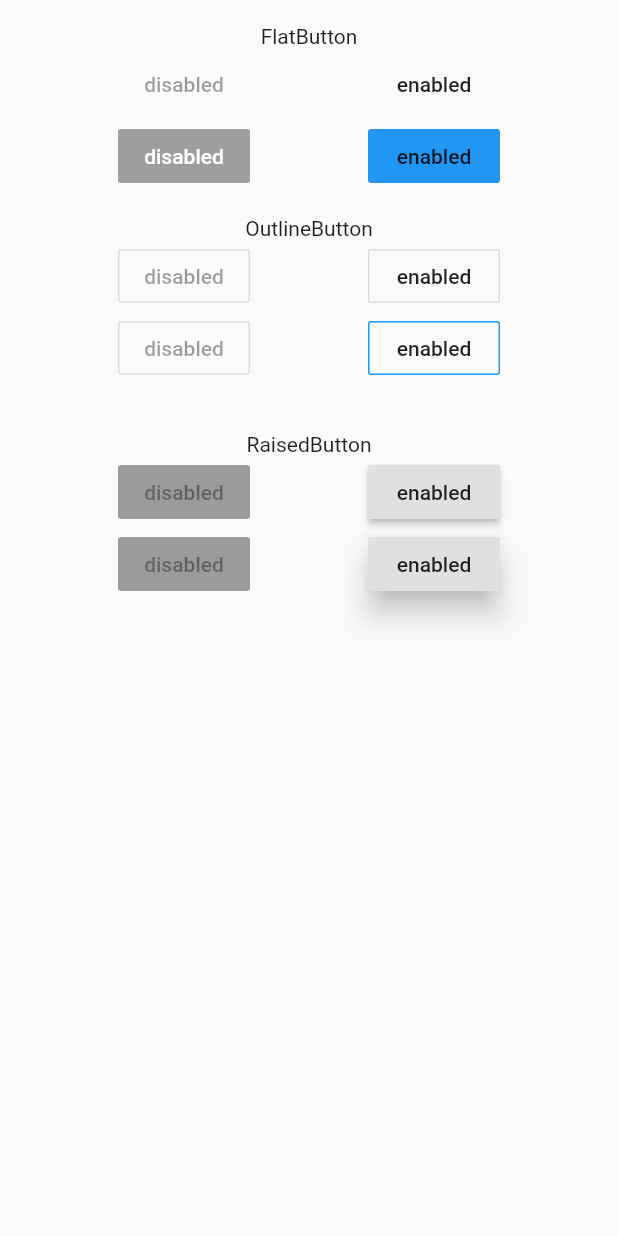
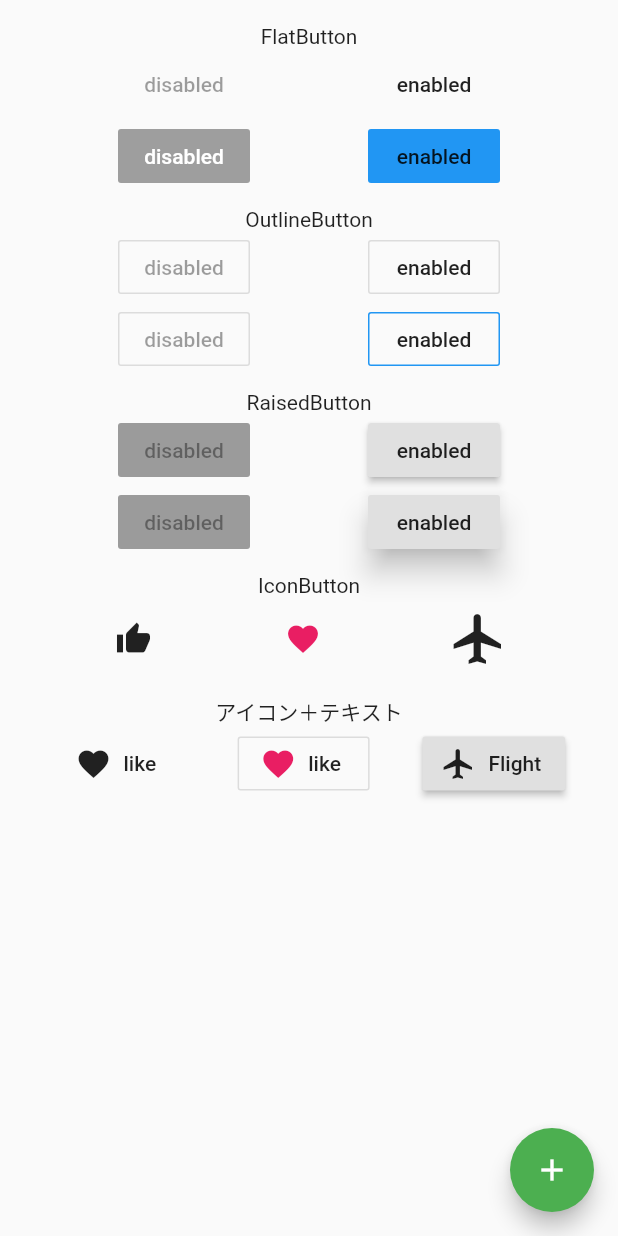
Before and after one commit to yushi1999/FlutterTest, a Flutter app: the screen it shows after launch, on a phone screen of 412 x 824 dp. Run offline on Flutter 3.47's test engine with Material 2 defaults, Android fonts, the phone set to English and light mode, and no system bars.

Commit message:
button処理２

```diff
--- a/myapp/lib/main.dart
+++ b/myapp/lib/main.dart
@@ -47,7 +47,7 @@ class MyApp extends StatelessWidget {
               ],
             ),
             Container(
-              padding: EdgeInsets.only(top: 16),
+              padding: EdgeInsets.only(top: 10),
               child: Text("OutlineButton"),
             ),
             Row(
@@ -79,7 +79,7 @@ class MyApp extends StatelessWidget {
               ],
             ),
             Container(
-              padding: EdgeInsets.only(top: 32),
+              padding: EdgeInsets.only(top: 10),
               child: Text("RaisedButton"),
             ),
             Row(
@@ -110,7 +110,59 @@ class MyApp extends StatelessWidget {
                 ),
               ],
             ),
+            Container(
+              padding: EdgeInsets.only(top: 10),
+              child: Text("IconButton"),
+            ),
+            Row(
+              mainAxisAlignment: MainAxisAlignment.spaceEvenly,
+              children: <Widget>[
+                IconButton(
+                  icon: Icon(Icons.thumb_up),
+                  onPressed: () {},
+                ),
+                IconButton(
+                  color: Colors.pink,
+                  onPressed: () {},
+                  icon: Icon(Icons.favorite),
+                ),
+                IconButton(
+                  iconSize: 40,
+                  onPressed: () {},
+                  icon: Icon(Icons.flight),
+                ),
+              ],
+            ),
+            Container(
+              padding: EdgeInsets.only(top: 10),
+              child: Text("アイコン＋テキスト"),
+            ),
+            Row(
+              mainAxisAlignment: MainAxisAlignment.spaceEvenly,
+              children: <Widget>[
+                FlatButton.icon(
+                  onPressed: () {},
+                  icon: Icon(Icons.favorite),
+                  label: Text("like"),
+                ),
+                OutlineButton.icon(
+                  onPressed: () {},
+                  icon: Icon(Icons.favorite, color: Colors.pink),
+                  label: Text("like"),
+                ),
+                RaisedButton.icon(
+                  onPressed: () {},
+                  icon: Icon(Icons.flight),
+                  label: Text("Flight"),
+                ),
+              ],
+            ),
           ],
+        ),
+        floatingActionButton: FloatingActionButton(
+          onPressed: () {},
+          backgroundColor: Colors.green,
+          child: Icon(Icons.add),
         ),
       ),
     );
```
